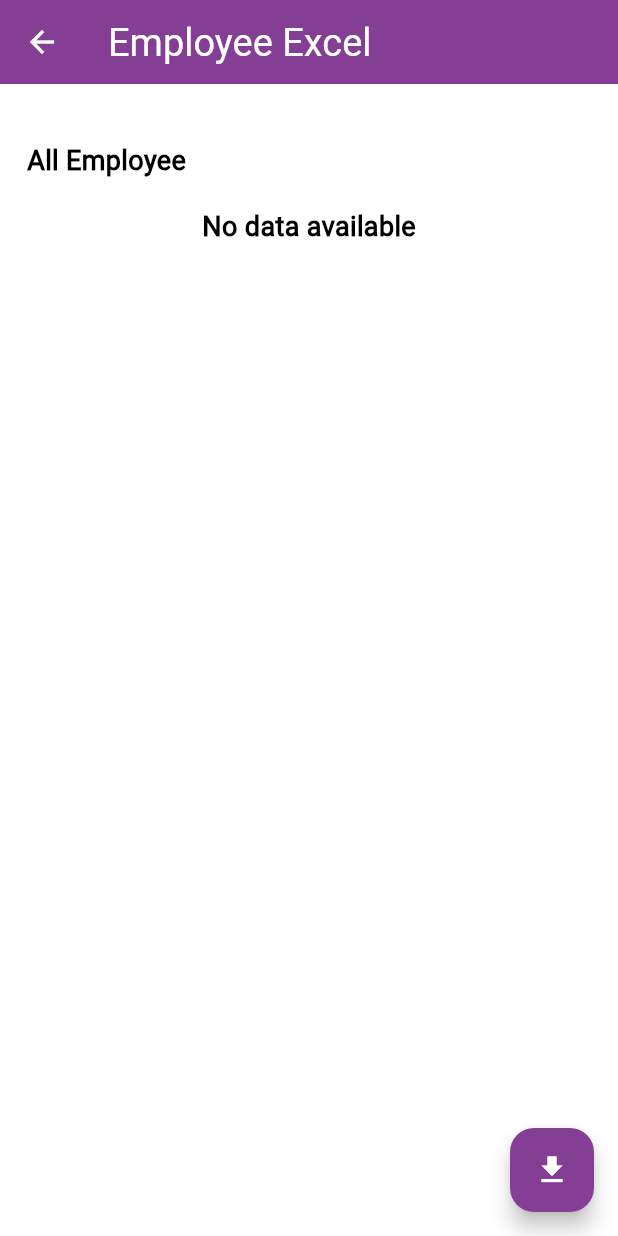
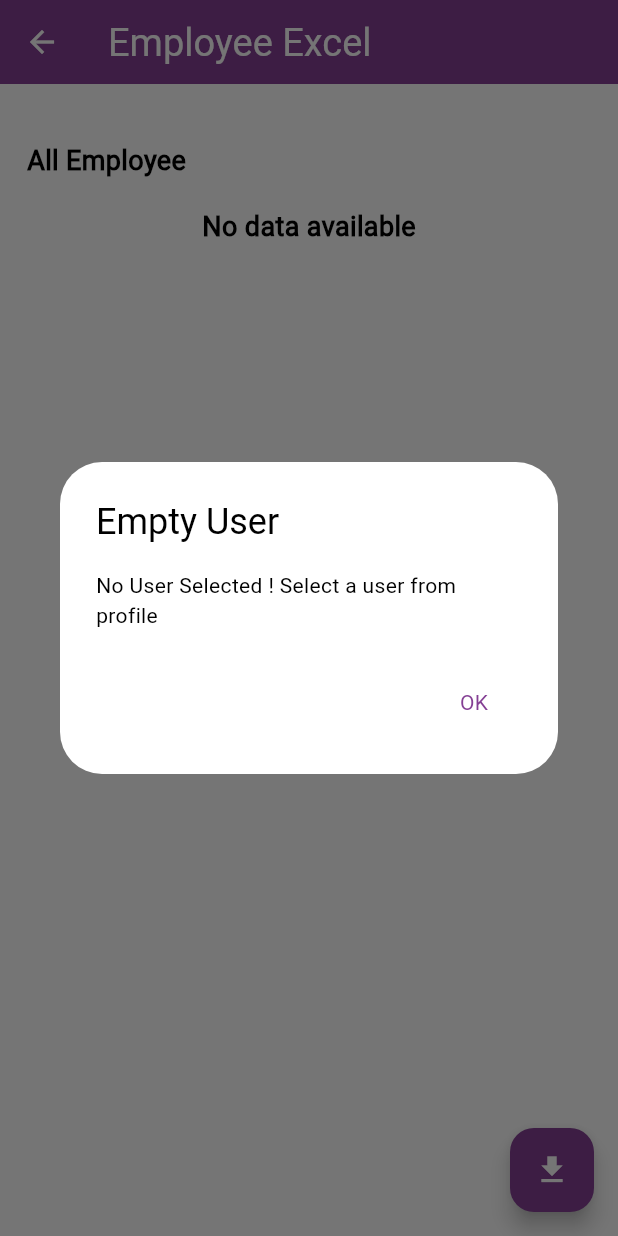
Before and after one commit to Abhi902/Employee-Management-code-, a Flutter app: the ExportToExcelEmployee screen opened directly, after a tap on the "download" icon, on a phone screen of 412 x 824 dp. Run offline on Flutter 3.47's test engine with Material 3 defaults, Android fonts, the phone set to English and light mode, and no system bars; our stand-ins replace cached_network_image, cloud_firestore, firebase_core, firebase_database, firebase_storage, flutter_screenutil and 5 more; missing offline and left inert: syncfusion_flutter_xlsio; accounts and stored records are empty.

Commit message:
Code base updated

```diff
--- a/lib/Pages/export_to_excel.dart
+++ b/lib/Pages/export_to_excel.dart
@@ -8,6 +8,7 @@ import 'package:CompanyDatabase/firebaseCURD/firebase_functions.dart';
 import 'package:CompanyDatabase/utils/contants.dart';
 import 'package:flutter/material.dart';
 import 'package:flutter_screenutil/flutter_screenutil.dart';
+import 'package:shared_preferences/shared_preferences.dart';
 import 'CreatePage.dart';
 
 class ExportToExcelEmployee extends StatefulWidget {
@@ -22,6 +23,19 @@ class ExportToExcelEmployeeState extends State<ExportToExcelEmployee> {
   List<CommonFormModel> filteredEmployees = [];
   List<CommonFormModel> employees = [];
   int activeIndex = 0;
+
+  String? _currentUser;
+  List<Map<String, dynamic>> userIdentity = [];
+
+  void _fetchCurrentUser() async {
+    SharedPreferences prefs = await SharedPreferences.getInstance();
+    setState(() {
+      _currentUser = prefs.getString('currentUser');
+    });
+    userIdentity = await FirebaseService.fetchAllUsers();
+
+    print(userIdentity.toString());
+  }
 
   void searchEmployees(String query) {
     // Implement your logic to filter employees based on the search query
@@ -74,6 +88,7 @@ class ExportToExcelEmployeeState extends State<ExportToExcelEmployee> {
     super.initState();
     activeIndex = 0;
     setState(() {});
+    _fetchCurrentUser();
     getData();
   }
 
@@ -171,6 +186,28 @@ class ExportToExcelEmployeeState extends State<ExportToExcelEmployee> {
       // bottomNavigationBar: YourBottomNavBar(),
       floatingActionButton: FloatingActionButton(
         onPressed: () async {
+          if (_currentUser == null) {
+            // Show a dialog if no user is selected
+            showDialog(
+              context: context,
+              builder: (BuildContext context) {
+                return AlertDialog(
+                  backgroundColor: Colors.white,
+                  title: Text("Empty User"),
+                  content:
+                      Text("No User Selected ! Select a user from profile"),
+                  actions: <Widget>[
+                    TextButton(
+                      child: Text("OK"),
+                      onPressed: () {
+                        Navigator.of(context).pop(); // Close the dialog
+                      },
+                    ),
+                  ],
+                );
+              },
+            );
+          } else {
             if (employees.isNotEmpty) {
               setState(() {
                 isLoading = true;
@@ -180,6 +217,7 @@ class ExportToExcelEmployeeState extends State<ExportToExcelEmployee> {
                 isLoading = false;
               });
             }
+          }
         },
         child: Icon(Icons.download),
         backgroundColor: themeColor,
```
Lines whose indentation alone changed are shown as unchanged.
